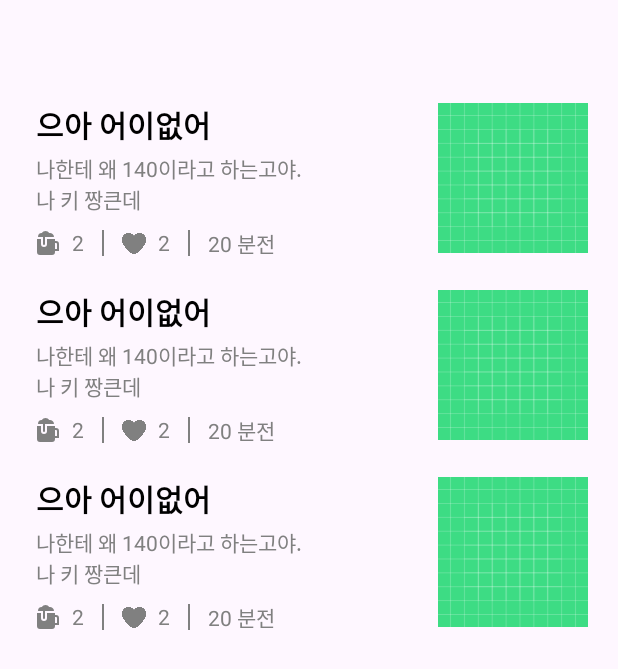
After one commit to Promise-of-Blood/SeeAt, an Android app: the layout fragment_history_list.xml on its own in the app's theme, with its tools: preview values and no code run, on a phone screen of 412 x 824 dp. The commit adds this screen. Shown: the top 669 px of the screen. Run offline under Robolectric (Android 15) with nearby library versions, the phone set to English and light mode, and no system bars.

Commit message:
Design: 목록 더보기 화면 UI 구현 #53

```diff
--- /dev/null
+++ b/app/src/main/res/layout/fragment_history_list.xml
@@ -0,0 +1,29 @@
+<?xml version="1.0" encoding="utf-8"?>
+<androidx.constraintlayout.widget.ConstraintLayout xmlns:android="http://schemas.android.com/apk/res/android"
+    xmlns:app="http://schemas.android.com/apk/res-auto"
+    xmlns:tools="http://schemas.android.com/tools"
+    android:layout_width="match_parent"
+    android:layout_height="match_parent"
+    tools:context=".presentation.view.mypage.history.HistoryListFragment">
+
+    <Toolbar
+        android:id="@+id/tb_history"
+        android:layout_width="0dp"
+        android:layout_height="wrap_content"
+        android:paddingTop="40dp"
+        app:layout_constraintEnd_toEndOf="parent"
+        app:layout_constraintStart_toStartOf="parent"
+        app:layout_constraintTop_toTopOf="parent"
+        tools:title="작성글" />
+
+    <androidx.recyclerview.widget.RecyclerView
+        android:id="@+id/rv_history"
+        android:layout_width="0dp"
+        android:layout_height="0dp"
+        app:layout_constraintBottom_toBottomOf="parent"
+        app:layout_constraintEnd_toEndOf="parent"
+        app:layout_constraintStart_toStartOf="parent"
+        app:layout_constraintTop_toBottomOf="@id/tb_history"
+        tools:listitem="@layout/item_feed_history" />
+
+</androidx.constraintlayout.widget.ConstraintLayout>
--- a/app/src/main/res/layout/fragment_my_page.xml
+++ b/app/src/main/res/layout/fragment_my_page.xml
@@ -131,7 +131,7 @@
             <androidx.viewpager2.widget.ViewPager2
                 android:id="@+id/vp_my_page_history"
                 android:layout_width="match_parent"
-                android:layout_height="300dp"
+                android:layout_height="350dp"
                 android:background="@color/white" />
 
             <com.google.android.material.button.MaterialButton
--- a/app/src/main/res/values/strings.xml
+++ b/app/src/main/res/values/strings.xml
@@ -41,6 +41,12 @@
     <string name="history_feed">작성글</string>
     <string name="history_comment">작성 댓글</string>
     <string name="history_liked_feed">좋아요한 글</string>
+    <string name="history_more">더보기</string>
+    <string-array name="history_title">
+        <item>작성글</item>
+        <item>작성 댓글</item>
+        <item>좋아요한 글</item>
+    </string-array>
 
     <!-- my page -->
     <string name="settings_account">계정 설정</string>
```
Also changed, not shown: app/src/main/res/navigation/main_navigation.xml (+29 -2 lines).
